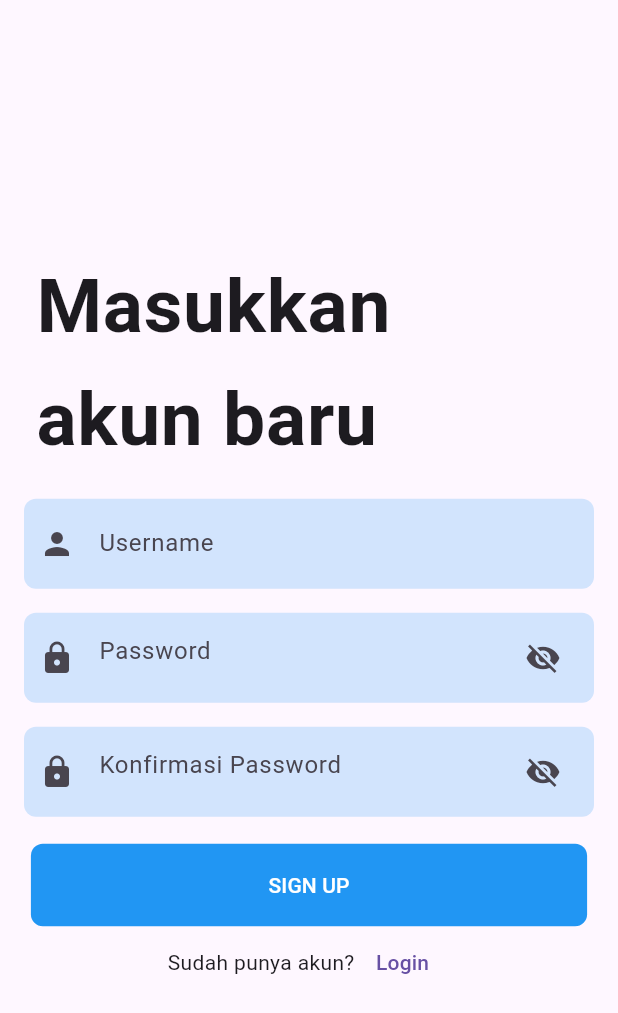
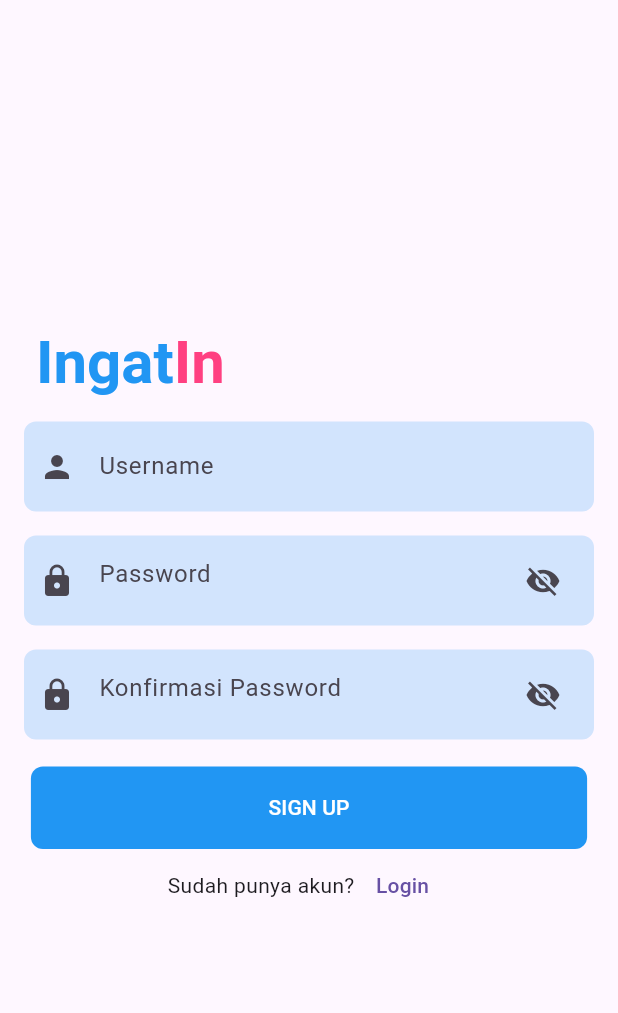
Before and after one commit to jvnnifer/jadwalPengingat, a Flutter app: the screen it shows after launch, on a phone screen of 412 x 824 dp. Shown: the top 1013 px of the screen. Run offline on Flutter 3.47's test engine with Material 3 defaults, Android fonts, the phone set to English and light mode, and no system bars; our stand-ins replace date_picker_timeline, flutter_local_notifications, shared_preferences, sqflite, syncfusion_flutter_calendar, timezone; accounts and stored records are empty.

Commit message:
done all features

```diff
--- a/lib/pages/auth/signup.dart
+++ b/lib/pages/auth/signup.dart
@@ -62,11 +62,28 @@ class _SignUpState extends State<SignUp> {
               child: Column(
                 mainAxisAlignment: MainAxisAlignment.center,
                 children: [
-                  const ListTile(
-                    title: Text(
-                      "Masukkan akun baru",
-                      style:
-                          TextStyle(fontSize: 50, fontWeight: FontWeight.bold),
+                  ListTile(
+                    title: RichText(
+                      text: TextSpan(
+                        children: [
+                          TextSpan(
+                            text: "Ingat",
+                            style: TextStyle(
+                              fontSize: 40,
+                              fontWeight: FontWeight.bold,
+                              color: Colors.blue,
+                            ),
+                          ),
+                          TextSpan(
+                            text: "In",
+                            style: TextStyle(
+                              fontSize: 40,
+                              fontWeight: FontWeight.bold,
+                              color: Colors.pinkAccent,
+                            ),
+                          ),
+                        ],
+                      ),
                     ),
                   ),
                   Container(
```
